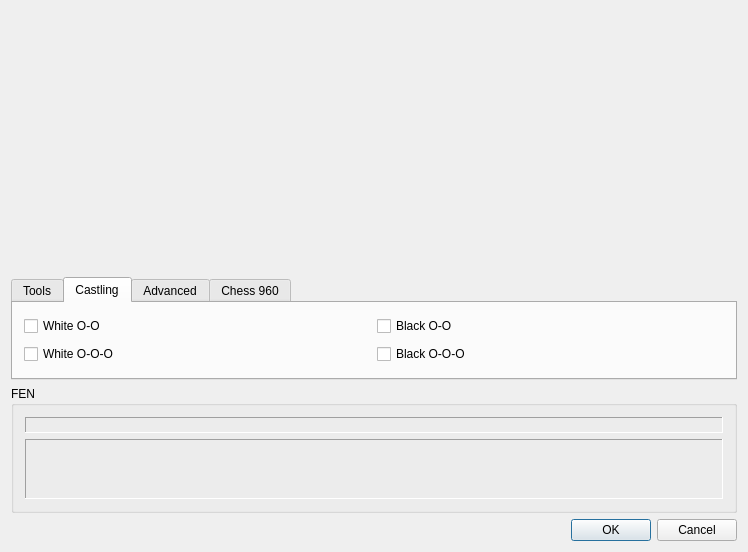
First picture: the form in src/gui/boardsetup.ui, repository madnight/chessx, before the edit.
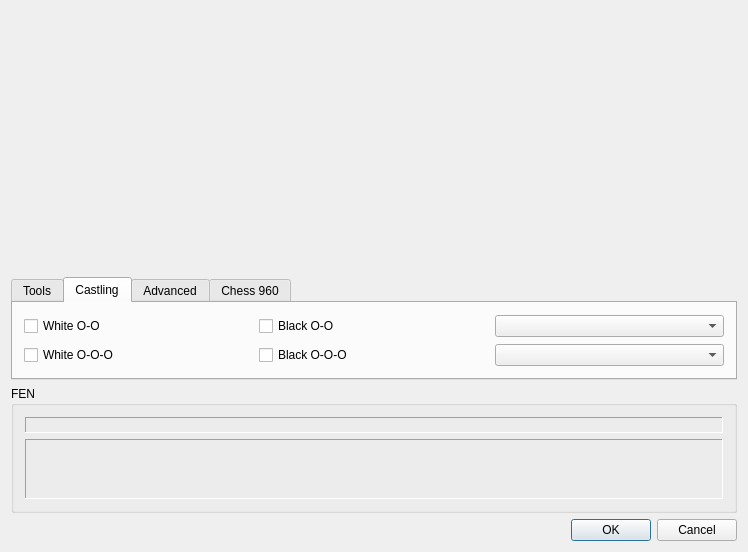
Second picture: the form after the edit. The open tabs and pages were chosen to show the change. Icons and pictures are not drawn. Custom widgets are drawn as their Qt base class.

Diff of the .ui file:
```diff
--- a/src/gui/boardsetup.ui
+++ b/src/gui/boardsetup.ui
@@ -239,6 +239,12 @@
          </property>
         </widget>
        </item>
+       <item row="1" column="2">
+        <widget class="QComboBox" name="castleFile000"/>
+       </item>
+       <item row="0" column="2">
+        <widget class="QComboBox" name="castleFile00"/>
+       </item>
       </layout>
      </widget>
      <widget class="QWidget" name="tab">
```
Left out of the diff: 24 changed lines with no effect on the pictures.
